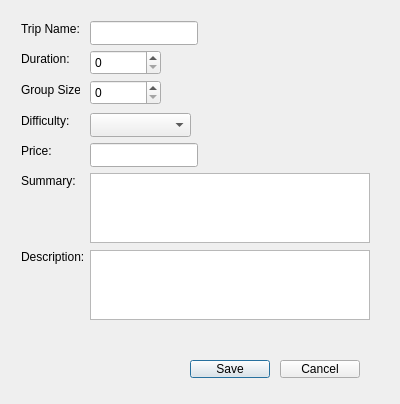
oppaii230205/travel-agency-management, file AddTripDialog.ui: the form before one commit.
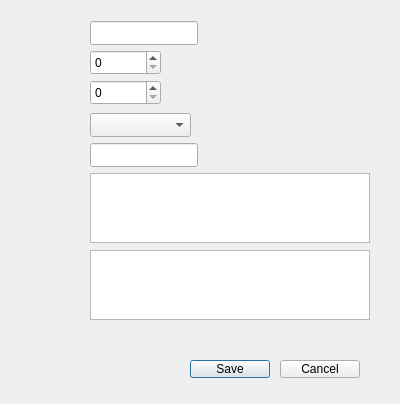
The form after the commit.

The edit to the form file:
```diff
--- a/AddTripDialog.ui
+++ b/AddTripDialog.ui
@@ -39,45 +39,6 @@
     <string>Cancel</string>
    </property>
   </widget>
-  <widget class="QLabel" name="label_2">
-   <property name="geometry">
-    <rect>
-     <x>21</x>
-     <y>51</y>
-     <width>52</width>
-     <height>16</height>
-    </rect>
-   </property>
-   <property name="text">
-    <string>Duration: </string>
-   </property>
-  </widget>
-  <widget class="QLabel" name="label">
-   <property name="geometry">
-    <rect>
-     <x>21</x>
-     <y>21</y>
-     <width>60</width>
-     <height>16</height>
-    </rect>
-   </property>
-   <property name="text">
-    <string>Trip Name: </string>
-   </property>
-  </widget>
-  <widget class="QLabel" name="label_4">
-   <property name="geometry">
-    <rect>
-     <x>21</x>
-     <y>113</y>
-     <width>51</width>
-     <height>16</height>
-    </rect>
-   </property>
-   <property name="text">
-    <string>Difficulty:</string>
-   </property>
-  </widget>
   <widget class="QSpinBox" name="spinGroupSize">
    <property name="geometry">
     <rect>
@@ -88,19 +49,6 @@
     </rect>
    </property>
   </widget>
-  <widget class="QLabel" name="label_3">
-   <property name="geometry">
-    <rect>
-     <x>21</x>
-     <y>82</y>
-     <width>59</width>
-     <height>16</height>
-    </rect>
-   </property>
-   <property name="text">
-    <string>Group Size:</string>
-   </property>
-  </widget>
   <widget class="QLineEdit" name="lineName">
    <property name="geometry">
     <rect>
@@ -121,19 +69,6 @@
     </rect>
    </property>
   </widget>
-  <widget class="QLabel" name="label_5">
-   <property name="geometry">
-    <rect>
-     <x>21</x>
-     <y>249</y>
-     <width>63</width>
-     <height>16</height>
-    </rect>
-   </property>
-   <property name="text">
-    <string>Description:</string>
-   </property>
-  </widget>
   <widget class="QSpinBox" name="spinDuration">
    <property name="geometry">
     <rect>
@@ -164,19 +99,6 @@
     </rect>
    </property>
   </widget>
-  <widget class="QLabel" name="label_7">
-   <property name="geometry">
-    <rect>
-     <x>21</x>
-     <y>143</y>
-     <width>32</width>
-     <height>16</height>
-    </rect>
-   </property>
-   <property name="text">
-    <string>Price: </string>
-   </property>
-  </widget>
   <widget class="QPlainTextEdit" name="textSummary">
    <property name="geometry">
     <rect>
@@ -187,19 +109,6 @@
     </rect>
    </property>
   </widget>
-  <widget class="QLabel" name="label_6">
-   <property name="geometry">
-    <rect>
-     <x>21</x>
-     <y>173</y>
-     <width>54</width>
-     <height>16</height>
-    </rect>
-   </property>
-   <property name="text">
-    <string>Summary:</string>
-   </property>
-  </widget>
  </widget>
  <resources/>
  <connections/>
```
